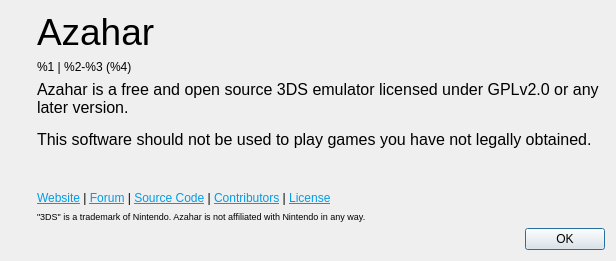
Old version of the form src/citra_qt/aboutdialog.ui in the repository amwatson/CitraVR.
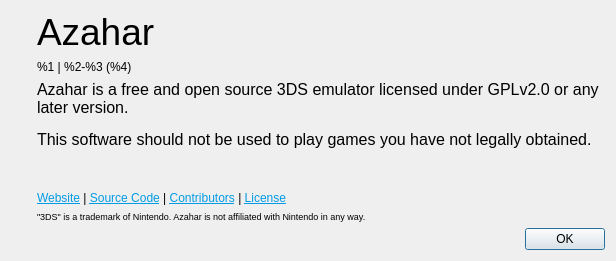
New version of the form. Icons and pictures are not drawn.

Commit message: Updated several links in UI to point to Azahar equivalents instead of Citra

```diff
--- a/src/citra_qt/aboutdialog.ui
+++ b/src/citra_qt/aboutdialog.ui
@@ -115,7 +115,7 @@
        <item>
         <widget class="QLabel" name="labelLinks">
          <property name="text">
-          <string>&lt;html&gt;&lt;head/&gt;&lt;body&gt;&lt;p&gt;&lt;a href=&quot;https://citra-emu.org/&quot;&gt;&lt;span style=&quot; text-decoration: underline; color:#039be5;&quot;&gt;Website&lt;/span&gt;&lt;/a&gt; | &lt;a href=&quot;https://community.citra-emu.org/&quot;&gt;&lt;span style=&quot; text-decoration: underline; color:#039be5;&quot;&gt;Forum&lt;/span&gt;&lt;/a&gt; | &lt;a href=&quot;https://github.com/citra-emu&quot;&gt;&lt;span style=&quot; text-decoration: underline; color:#039be5;&quot;&gt;Source Code&lt;/span&gt;&lt;/a&gt; | &lt;a href=&quot;https://github.com/citra-emu/citra/graphs/contributors&quot;&gt;&lt;span style=&quot; text-decoration: underline; color:#039be5;&quot;&gt;Contributors&lt;/span&gt;&lt;/a&gt; | &lt;a href=&quot;https://github.com/citra-emu/citra/blob/master/license.txt&quot;&gt;&lt;span style=&quot; text-decoration: underline; color:#039be5;&quot;&gt;License&lt;/span&gt;&lt;/a&gt;&lt;/p&gt;&lt;/body&gt;&lt;/html&gt;</string>
+          <string>&lt;html&gt;&lt;head/&gt;&lt;body&gt;&lt;p&gt;&lt;a href=&quot;https://azahar-emu.org/&quot;&gt;&lt;span style=&quot; text-decoration: underline; color:#039be5;&quot;&gt;Website&lt;/span&gt;&lt;/a&gt; | &lt;a href=&quot;https://github.com/azahar-emu/azahar&quot;&gt;&lt;span style=&quot; text-decoration: underline; color:#039be5;&quot;&gt;Source Code&lt;/span&gt;&lt;/a&gt; | &lt;a href=&quot;https://github.com/azahar-emu/azahar/graphs/contributors&quot;&gt;&lt;span style=&quot; text-decoration: underline; color:#039be5;&quot;&gt;Contributors&lt;/span&gt;&lt;/a&gt; | &lt;a href=&quot;https://github.com/azahar-emu/azahar/blob/master/license.txt&quot;&gt;&lt;span style=&quot; text-decoration: underline; color:#039be5;&quot;&gt;License&lt;/span&gt;&lt;/a&gt;&lt;/p&gt;&lt;/body&gt;&lt;/html&gt;</string>
          </property>
          <property name="openExternalLinks">
           <bool>true</bool>
```
The commit also changes 1 other file.
